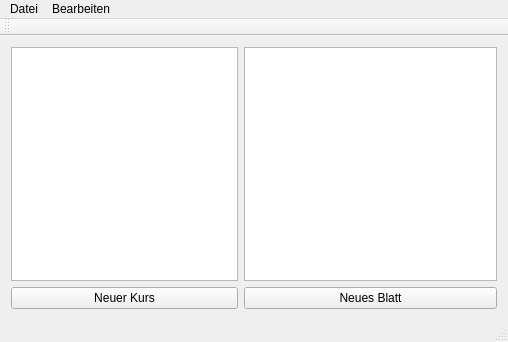
Above: mainwindow.ui from soekkle/Punkte before the change. Below: the same form after it.
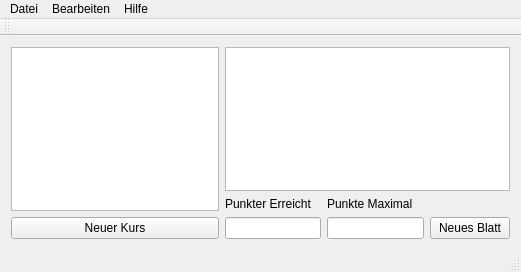
That is the form after the change.

Commit message: Fehler Behebung Der Fehler Beim Laden von Gespeicherten Tabellen wurde Behoben. Ebenfalls Wurde die GUI Umgebaut.

What changed in the file:
```diff
--- a/mainwindow.ui
+++ b/mainwindow.ui
@@ -6,8 +6,8 @@
    <rect>
     <x>0</x>
     <y>0</y>
-    <width>508</width>
-    <height>342</height>
+    <width>521</width>
+    <height>272</height>
    </rect>
   </property>
   <property name="windowTitle">
@@ -55,11 +55,35 @@
        </widget>
       </item>
       <item>
-       <widget class="QPushButton" name="pushNBlatt">
-        <property name="text">
-         <string>Neues Blatt</string>
-        </property>
-       </widget>
+       <layout class="QGridLayout" name="gridLayout">
+        <item row="1" column="1">
+         <widget class="QLineEdit" name="EErPunkte"/>
+        </item>
+        <item row="1" column="2">
+         <widget class="QLineEdit" name="EMaxPunkte"/>
+        </item>
+        <item row="0" column="1">
+         <widget class="QLabel" name="label">
+          <property name="text">
+           <string>Punkter Erreicht</string>
+          </property>
+         </widget>
+        </item>
+        <item row="0" column="2">
+         <widget class="QLabel" name="label_2">
+          <property name="text">
+           <string>Punkte Maximal</string>
+          </property>
+         </widget>
+        </item>
+        <item row="1" column="3">
+         <widget class="QPushButton" name="pushNBlatt">
+          <property name="text">
+           <string>Neues Blatt</string>
+          </property>
+         </widget>
+        </item>
+       </layout>
       </item>
      </layout>
     </item>
@@ -70,7 +94,7 @@
     <rect>
      <x>0</x>
      <y>0</y>
-     <width>508</width>
+     <width>521</width>
      <height>22</height>
     </rect>
    </property>
@@ -92,8 +116,15 @@
     <addaction name="actionNeuer_Kurs"/>
     <addaction name="actionNeues_Blatt"/>
    </widget>
+   <widget class="QMenu" name="menuHilfe">
+    <property name="title">
+     <string>Hilfe</string>
+    </property>
+    <addaction name="action_ber_Punkte"/>
+   </widget>
    <addaction name="menuDatei"/>
    <addaction name="menuBearbeiten"/>
+   <addaction name="menuHilfe"/>
   </widget>
   <widget class="QToolBar" name="mainToolBar">
    <attribute name="toolBarArea">
```
Left out of the diff: 13 changed lines with no effect on the pictures. The commit also changes 1 other file.
